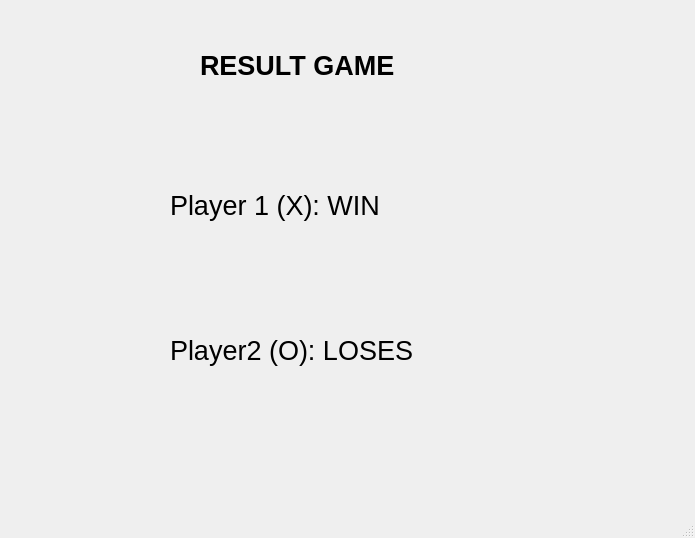
Qt form GUI_TICTACTOE/result_tictactoe.ui (Denzaro/TIC-TAC-TOE-game) before a commit.
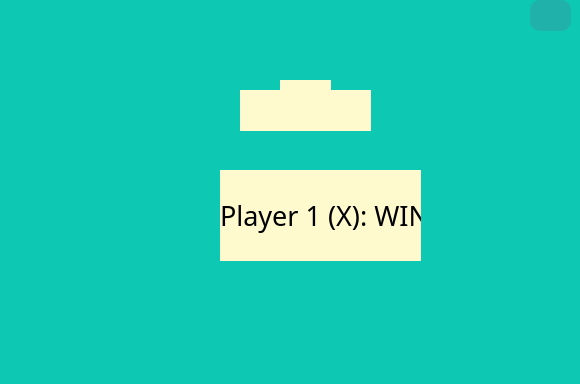
The same form after that commit. Icons and pictures are not drawn.

```diff
--- a/GUI_TICTACTOE/result_tictactoe.ui
+++ b/GUI_TICTACTOE/result_tictactoe.ui
@@ -6,47 +6,86 @@
    <rect>
     <x>0</x>
     <y>0</y>
-    <width>695</width>
-    <height>538</height>
+    <width>580</width>
+    <height>384</height>
    </rect>
   </property>
   <property name="windowTitle">
    <string>MainWindow</string>
   </property>
+  <property name="styleSheet">
+   <string notr="true">background-color: rgb(13, 200, 178);</string>
+  </property>
   <widget class="QWidget" name="centralwidget">
    <widget class="QLabel" name="result">
     <property name="geometry">
      <rect>
-      <x>200</x>
-      <y>10</y>
-      <width>361</width>
-      <height>111</height>
+      <x>160</x>
+      <y>0</y>
+      <width>261</width>
+      <height>61</height>
      </rect>
     </property>
     <property name="font">
      <font>
       <pointsize>20</pointsize>
-      <weight>75</weight>
       <bold>true</bold>
      </font>
     </property>
+    <property name="styleSheet">
+     <string notr="true">border-image: url(:/myimage/image/Result.png);
+</string>
+    </property>
     <property name="text">
-     <string>RESULT GAME</string>
+     <string/>
+    </property>
+   </widget>
+   <widget class="QLabel" name="label">
+    <property name="geometry">
+     <rect>
+      <x>170</x>
+      <y>50</y>
+      <width>271</width>
+      <height>271</height>
+     </rect>
+    </property>
+    <property name="styleSheet">
+     <string notr="true">border-image: url(:/myimage/image/table.png);</string>
+    </property>
+    <property name="text">
+     <string/>
+    </property>
+   </widget>
+   <widget class="QLabel" name="label_2">
+    <property name="geometry">
+     <rect>
+      <x>280</x>
+      <y>80</y>
+      <width>51</width>
+      <height>51</height>
+     </rect>
+    </property>
+    <property name="styleSheet">
+     <string notr="true">border-image: url(:/myimage/image/cup-star.png);
+background-color:rgb(255,250,205);</string>
+    </property>
+    <property name="text">
+     <string/>
     </property>
    </widget>
    <widget class="QLabel" name="win">
     <property name="geometry">
      <rect>
-      <x>170</x>
-      <y>160</y>
-      <width>431</width>
+      <x>220</x>
+      <y>170</y>
+      <width>201</width>
       <height>91</height>
      </rect>
     </property>
     <property name="font">
      <font>
+      <family>Showcard Gothic</family>
       <pointsize>20</pointsize>
-      <weight>50</weight>
       <italic>false</italic>
       <bold>false</bold>
       <underline>false</underline>
@@ -54,6 +93,9 @@
       <kerning>true</kerning>
      </font>
     </property>
+    <property name="styleSheet">
+     <string notr="true">background-color:rgb(255,250,205);</string>
+    </property>
     <property name="text">
      <string>Player 1 (X): WIN</string>
     </property>
@@ -61,21 +103,72 @@
    <widget class="QLabel" name="loss">
     <property name="geometry">
      <rect>
-      <x>170</x>
-      <y>300</y>
-      <width>521</width>
-      <height>101</height>
+      <x>240</x>
+      <y>90</y>
+      <width>41</width>
+      <height>41</height>
      </rect>
     </property>
-    <property name="font">
-     <font>
-      <pointsize>20</pointsize>
-      <weight>50</weight>
-      <bold>false</bold>
-     </font>
+    <property name="styleSheet">
+     <string notr="true">background-color:rgb(255,250,205);
+border-image: url(:/myimage/image/cup-1.png);</string>
     </property>
     <property name="text">
-     <string>Player2 (O): LOSES</string>
+     <string/>
+    </property>
+   </widget>
+   <widget class="QLabel" name="label_4">
+    <property name="geometry">
+     <rect>
+      <x>330</x>
+      <y>90</y>
+      <width>41</width>
+      <height>41</height>
+     </rect>
+    </property>
+    <property name="styleSheet">
+     <string notr="true">background-color:rgb(255,250,205);
+border-image: url(:/myimage/image/cup-1.png);</string>
+    </property>
+    <property name="text">
+     <string/>
+    </property>
+   </widget>
+   <widget class="QLabel" name="label_9">
+    <property name="geometry">
+     <rect>
+      <x>520</x>
+      <y>0</y>
+      <width>51</width>
+      <height>31</height>
+     </rect>
+    </property>
+    <property name="styleSheet">
+     <string notr="true">border-image: url(:/myimage/image/shadow.png);
+border-image: url(:/myimage/image/shadow.png);
+border-image: url(:/myimage/image/shadow.png);
+border-radius: 10px;</string>
+    </property>
+    <property name="text">
+     <string/>
+    </property>
+   </widget>
+   <widget class="QPushButton" name="sound">
+    <property name="geometry">
+     <rect>
+      <x>530</x>
+      <y>0</y>
+      <width>41</width>
+      <height>31</height>
+     </rect>
+    </property>
+    <property name="styleSheet">
+     <string notr="true">background-color: rgb(32,178,170);
+border-radius: 10px;
+image: url(:/myimage/image/sound_on.png);</string>
+    </property>
+    <property name="text">
+     <string/>
     </property>
    </widget>
   </widget>
```
Left out of the diff: 6 changed lines with no effect on the pictures.
